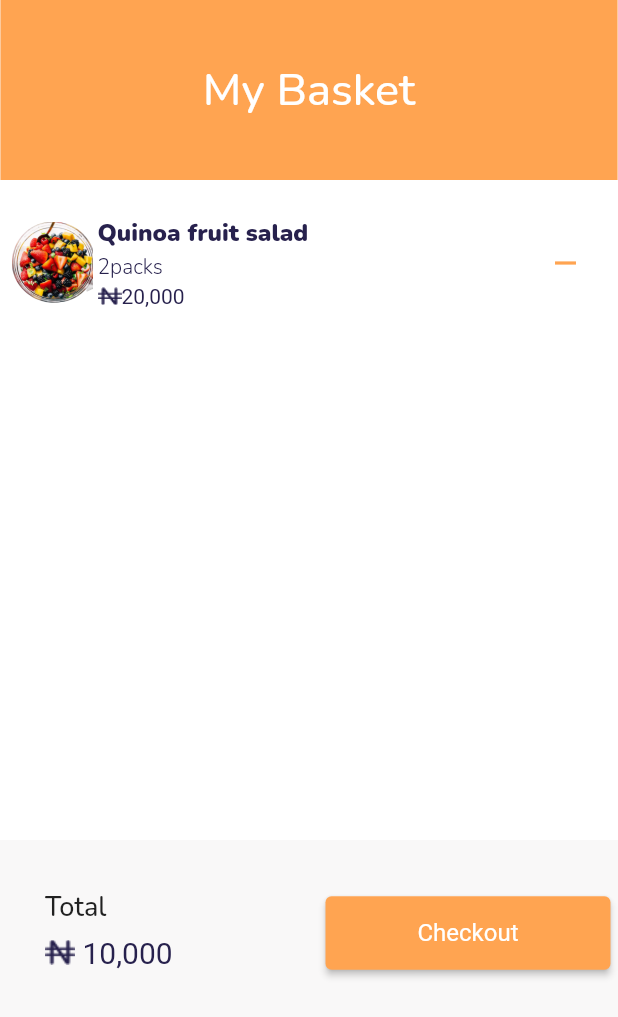
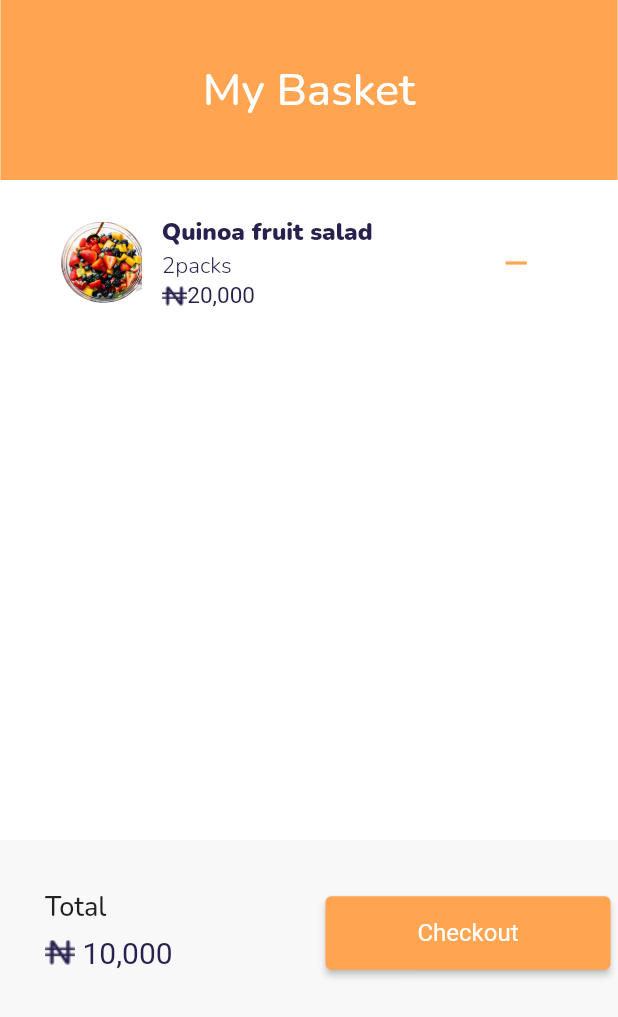
Before and after one commit to Gustavobeckr/Desafio_Sprint02, a Flutter app: the OrderList screen opened directly, on a phone screen of 412 x 824 dp. Shown: the top 1017 px of the screen. Run offline on Flutter 3.47's test engine with Material 2 defaults, Android fonts, the phone set to English and light mode, and no system bars; statements that could not run were skipped.

```diff
--- a/lib/components/ItemBasket.dart
+++ b/lib/components/ItemBasket.dart
@@ -6,10 +6,10 @@ class ItemBasket extends StatelessWidget {
     return Padding(
       padding: const EdgeInsets.all(5.0),
       child: SizedBox(
-        width: double.infinity,
+        width: 300,
         height: 100,
         child: Row(
-          mainAxisAlignment: MainAxisAlignment.spaceBetween,
+          mainAxisAlignment: MainAxisAlignment.spaceAround,
           children: [
             SizedBox(
               child: Row(
@@ -24,6 +24,8 @@ class ItemBasket extends StatelessWidget {
                   ),
                   SizedBox(
                     height: 65,
+                    child: Padding(
+                      padding: const EdgeInsets.fromLTRB(10, 0, 0, 0),
                       child: Column(
                         crossAxisAlignment: CrossAxisAlignment.start,
                         mainAxisAlignment: MainAxisAlignment.spaceEvenly,
@@ -40,7 +42,7 @@ class ItemBasket extends StatelessWidget {
                             "2packs",
                             style: TextStyle(
                               fontFamily: 'Nunito-Light',
-                            fontSize: 14,
+                              fontSize: 15,
                               color: Color.fromRGBO(39, 33, 77, 1),
                             ),
                           ),
@@ -48,8 +50,8 @@ class ItemBasket extends StatelessWidget {
                             mainAxisAlignment: MainAxisAlignment.spaceBetween,
                             children: [
                               SizedBox(
-                              width: 16,
-                              height: 12,
+                                width: 17,
+                                height: 13,
                                 child: Image.asset(
                                   'assets/images/BlackCoin.png',
                                   fit: BoxFit.fill,
@@ -58,12 +60,13 @@ class ItemBasket extends StatelessWidget {
                               Text(
                                 '20,000',
                                 style: TextStyle(
-                                  fontSize: 14,
+                                    fontSize: 15,
                                     color: Color.fromRGBO(39, 33, 77, 1)),
                               ),
                             ],
                           ),
                         ],
+                      ),
                     ),
                   ),
                 ],
--- a/lib/main.dart
+++ b/lib/main.dart
@@ -1,5 +1,4 @@
 import 'package:flutter/material.dart';
-import 'package:fruit_hub/screens/OrderList.dart';
 
 void main() {
   runApp(const MyApp());
@@ -15,7 +14,7 @@ class MyApp extends StatelessWidget {
       theme: ThemeData(
         primarySwatch: Colors.blue,
       ),
-      home: OrderList(),
+      home: ,
     );
   }
 }
```
Also changed, not shown: lib/screens/OrderComplete.dart (added, +71 -0 lines), assets/images/OrderTaken.png (added). Lines whose indentation alone changed are shown as unchanged.
